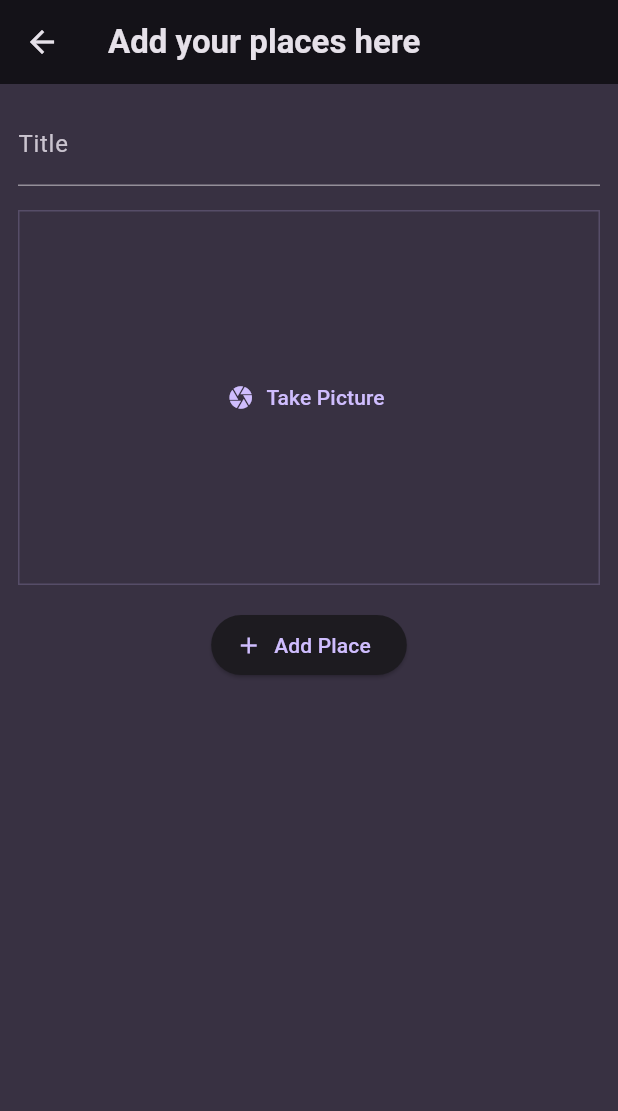
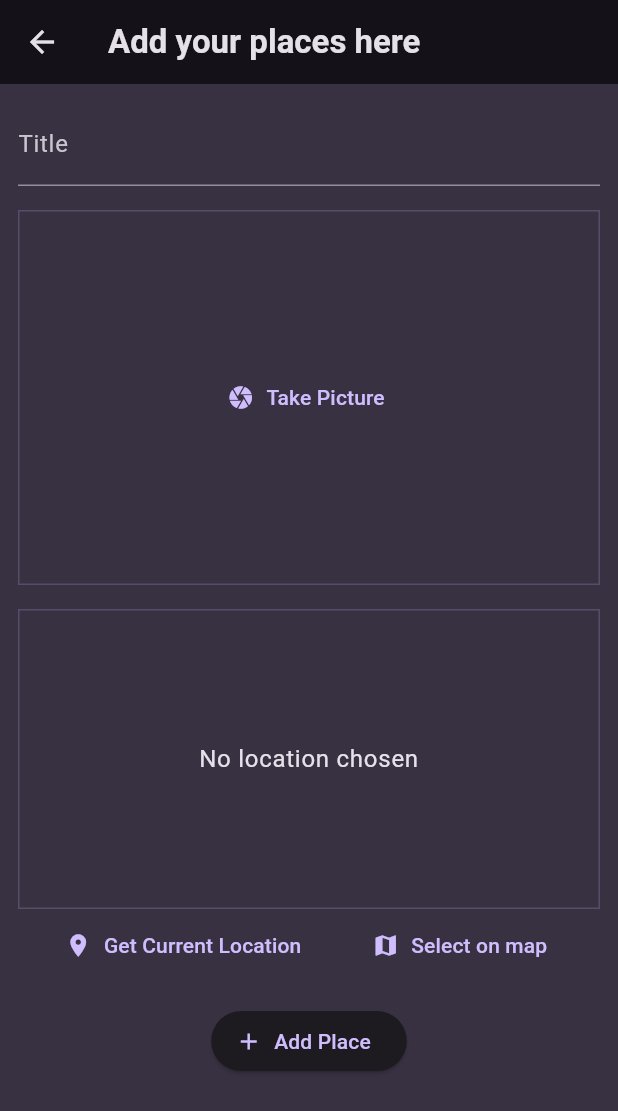
Before and after one commit to atomicstructure/favorite_places_app, a Flutter app: the AddPlaceScreen screen opened by its route, on a phone screen of 412 x 824 dp. Shown: the top 1111 px of the screen. Run offline on Flutter 3.47's test engine with Material 3 defaults, Android fonts, the phone set to English and light mode, and no system bars; our stand-ins replace flutter_riverpod, go_router, google_fonts, image_picker, location.

Commit message:
Designing the UI for the maps and added the location package to work with

```diff
--- a/lib/screens/add_place.dart
+++ b/lib/screens/add_place.dart
@@ -2,6 +2,7 @@ import 'dart:io';
 
 import 'package:favorite_places_app/providers/user_places.dart';
 import 'package:favorite_places_app/widgets/image_input.dart';
+import 'package:favorite_places_app/widgets/location_input.dart';
 import 'package:flutter/material.dart';
 import 'package:flutter_riverpod/flutter_riverpod.dart';
 import 'package:go_router/go_router.dart';
@@ -66,6 +67,10 @@ class _AddPlaceSccreenState extends ConsumerState<AddPlaceScreen> {
             const SizedBox(
               height: 16,
             ),
+            const LocationInput(),
+            const SizedBox(
+              height: 16,
+            ),
             ElevatedButton.icon(
               onPressed: _savePlace,
               icon: const Icon(Icons.add),
--- a/lib/screens/place_detail.dart
+++ b/lib/screens/place_detail.dart
@@ -20,6 +20,7 @@ class PlaceDetailsScreen extends StatelessWidget {
             width: double.infinity,
             height: double.infinity,
           ),
+          const SizedBox(height: 16),
         ],
       ),
     );
--- /dev/null
+++ b/lib/widgets/location_input.dart
@@ -0,0 +1,51 @@
+import 'package:flutter/material.dart';
+import 'package:location/location.dart';
+
+class LocationInput extends StatefulWidget {
+  const LocationInput({super.key});
+
+  @override
+  State<LocationInput> createState() => _LocationInputState();
+}
+
+class _LocationInputState extends State<LocationInput> {
+  @override
+  Widget build(BuildContext context) {
+    return Column(
+      children: [
+        Container(
+          height: 200,
+          width: double.infinity,
+          alignment: Alignment.center,
+          decoration: BoxDecoration(
+            border: Border.all(
+              width: 1,
+              color: Theme.of(context).colorScheme.primary.withOpacity(0.2),
+            ),
+          ),
+          child: Text('No location chosen',
+              textAlign: TextAlign.center,
+              style: Theme.of(context)
+                  .textTheme
+                  .bodyLarge!
+                  .copyWith(color: Theme.of(context).colorScheme.onBackground)),
+        ),
+        Row(
+          mainAxisAlignment: MainAxisAlignment.spaceEvenly,
+          children: [
+            TextButton.icon(
+              onPressed: () {},
+              icon: const Icon(Icons.location_on),
+              label: const Text('Get Current Location'),
+            ),
+            TextButton.icon(
+              onPressed: () {},
+              icon: const Icon(Icons.map),
+              label: const Text('Select on map'),
+            ),
+          ],
+        ),
+      ],
+    );
+  }
+}
--- a/pubspec.yaml
+++ b/pubspec.yaml
@@ -40,6 +40,7 @@ dependencies:
   go_router: ^12.1.1
   flutter_riverpod: ^2.4.8
   image_picker: ^1.0.4
+  location: ^5.0.3
 
 dev_dependencies:
   flutter_test:
```
Also changed, not shown: pubspec.lock, 1 other file.
